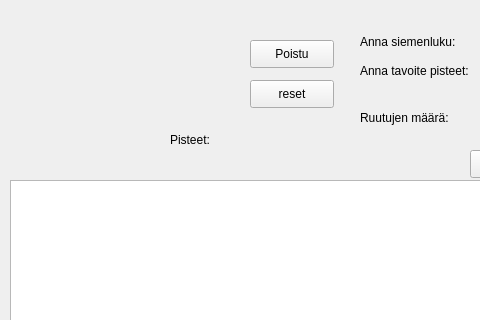
Before: the Qt Designer form student/12/numbers_gui/mainwindow.ui in nvjsalonen/Ohj2, drawn with Qt 5; both pictures show x 0 to 480 and y 0 to 320 of the 1376 by 747 pixel window.
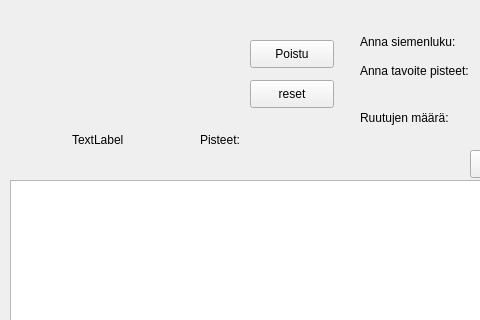
After: the same form once the commit is applied.

Commit message: Kommentoitu vain koodia. Back-up commit

Diff of the .ui file:
```diff
--- a/student/12/numbers_gui/mainwindow.ui
+++ b/student/12/numbers_gui/mainwindow.ui
@@ -157,7 +157,7 @@
    <widget class="QLabel" name="label_4">
     <property name="geometry">
      <rect>
-      <x>170</x>
+      <x>200</x>
       <y>130</y>
       <width>63</width>
       <height>20</height>
@@ -170,7 +170,7 @@
    <widget class="QLabel" name="pisteetLabel">
     <property name="geometry">
      <rect>
-      <x>250</x>
+      <x>280</x>
       <y>130</y>
       <width>81</width>
       <height>20</height>
@@ -180,6 +180,19 @@
      <string/>
     </property>
    </widget>
+   <widget class="QLabel" name="ajastinLabel">
+    <property name="geometry">
+     <rect>
+      <x>72</x>
+      <y>130</y>
+      <width>91</width>
+      <height>20</height>
+     </rect>
+    </property>
+    <property name="text">
+     <string>TextLabel</string>
+    </property>
+   </widget>
   </widget>
   <widget class="QMenuBar" name="menubar">
    <property name="geometry">
```
The commit also changes 2 other files.
